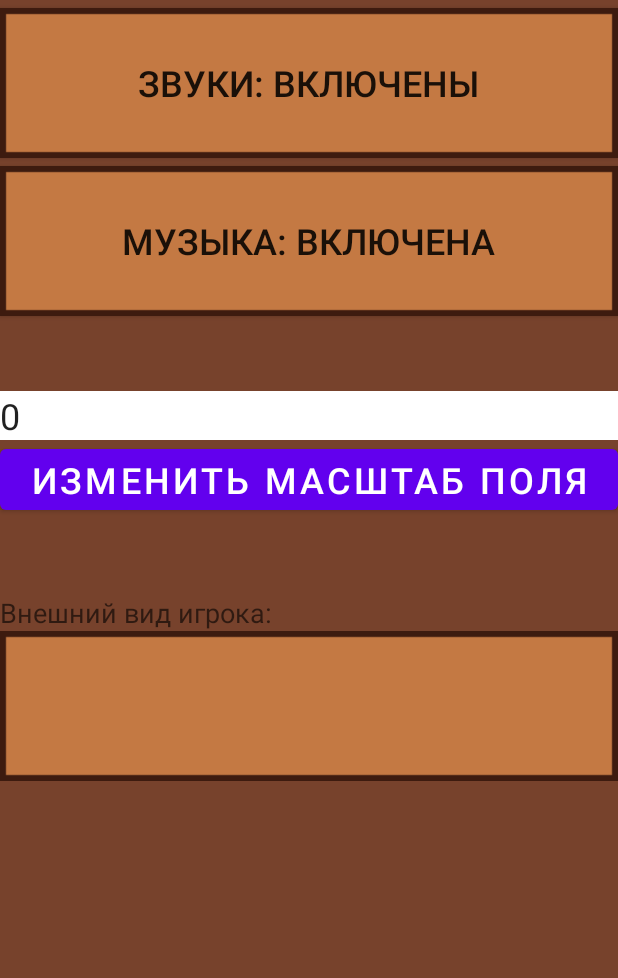
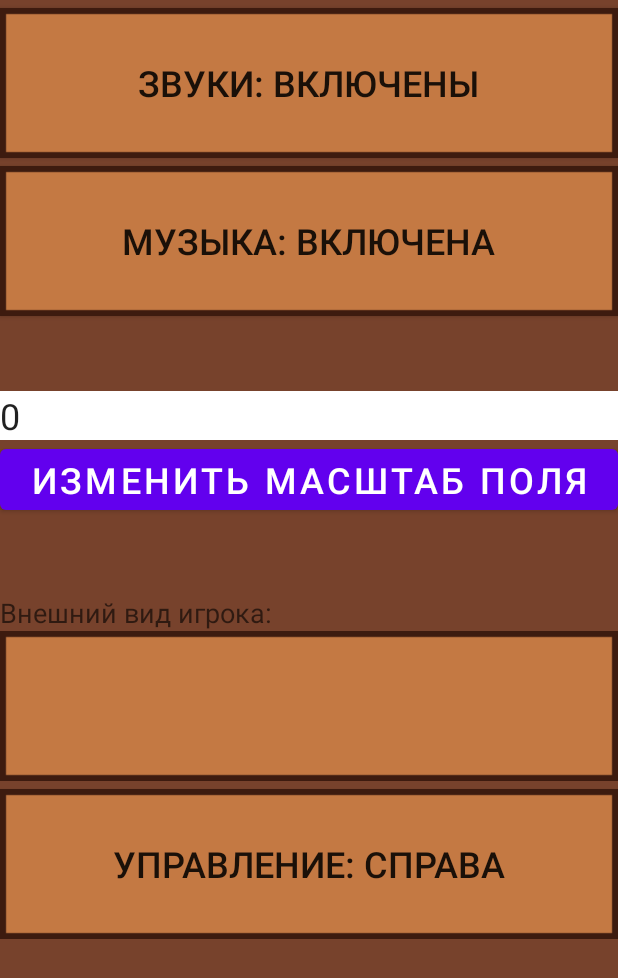
Before and after one commit to Knebergish/Labyrintharium, an Android app: the SettingsActivity screen opened directly, with no data from a screen before it, on a phone screen of 412 x 824 dp. Shown: the top 978 px of the screen. Run offline under Robolectric (Android 15) with nearby library versions, the phone set to English and light mode, and no system bars; 4 statements that could not run were skipped.

Commit message:
В настройки добавлен пункт выбора размещения управления.

```diff
--- a/src/main/java/ru/temon137/labyrintharium/Activities/SettingsActivity.java
+++ b/src/main/java/ru/temon137/labyrintharium/Activities/SettingsActivity.java
@@ -9,7 +9,9 @@ import android.widget.AdapterView;
 import android.widget.ArrayAdapter;
 import android.widget.EditText;
 import android.widget.Spinner;
+import android.widget.ToggleButton;
 
+import ru.temon137.labyrintharium.Controls.Position;
 import ru.temon137.labyrintharium.DataBase.Administratum;
 import ru.temon137.labyrintharium.DataBase.Player;
 import ru.temon137.labyrintharium.R;
@@ -18,6 +20,7 @@ import ru.temon137.labyrintharium.Settings;
 public class SettingsActivity extends AppCompatActivity {
     EditText scaleEditText;
     Spinner skinSpinner;
+    ToggleButton controlPositionToggleButton;
 
     @Override
     protected void onCreate(Bundle savedInstanceState) {
@@ -26,13 +29,18 @@ public class SettingsActivity extends AppCompatActivity {
 
         // перевод приложения в полноэкранный режим
         getWindow().setFlags(WindowManager.LayoutParams.FLAG_FULLSCREEN,
-                WindowManager.LayoutParams.FLAG_FULLSCREEN);
+                             WindowManager.LayoutParams.FLAG_FULLSCREEN);
         setContentView(R.layout.activity_settings);
 
         scaleEditText = (EditText) findViewById(R.id.editText2);
         scaleEditText.setText(Integer.toString(Settings.getCountCellInScreen()));
 
         settingSkinSpinner();
+
+        controlPositionToggleButton = (ToggleButton) findViewById(R.id.toggleButton3);
+        controlPositionToggleButton.setOnCheckedChangeListener(
+                (buttonView, isChecked) -> Settings.setControlPosition(
+                        isChecked ? Position.RIGHT : Position.LEFT));
     }
 
     @Override
@@ -77,4 +85,8 @@ public class SettingsActivity extends AppCompatActivity {
             }
         });
     }
+
+    public void changeControlPosition() {
+
+    }
 }
--- /dev/null
+++ b/src/main/java/ru/temon137/labyrintharium/Controls/Position.java
@@ -0,0 +1,6 @@
+package ru.temon137.labyrintharium.Controls;
+
+public enum Position {
+    LEFT,
+    RIGHT
+}
--- a/src/main/java/ru/temon137/labyrintharium/Controls/StandartController.java
+++ b/src/main/java/ru/temon137/labyrintharium/Controls/StandartController.java
@@ -1,7 +1,6 @@
 package ru.temon137.labyrintharium.Controls;
 
 
-import android.graphics.Bitmap;
 import android.graphics.Canvas;
 import android.graphics.Color;
 import android.graphics.Paint;
@@ -68,7 +67,9 @@ public class StandartController implements IController {
     //=============
 
 
-    public StandartController(Bitmap moveBitmap, Bitmap shotBitmap, Bitmap wallBitmap) {
+    public StandartController(Position position) {
+        leftControl = position == Position.LEFT;
+
         Rect leftRect = new Rect(
                 0,
                 0,
--- a/src/main/res/layout/activity_settings.xml
+++ b/src/main/res/layout/activity_settings.xml
@@ -88,6 +88,18 @@
                 android:spinnerMode="dropdown"
                 android:background="@drawable/button_selector" />
 
+            <ToggleButton
+                android:id="@+id/toggleButton3"
+                android:layout_width="match_parent"
+                android:layout_height="wrap_content"
+                android:layout_marginTop="5dp"
+                android:background="@drawable/button"
+                android:checked="true"
+                android:text="New ToggleButton"
+                android:textOff="Управление: слева"
+                android:textOn="Управление: справа"
+                android:textSize="24sp"/>
+
         </LinearLayout>
     </ScrollView>
 
```
Also changed, not shown: src/main/java/ru/temon137/labyrintharium/Render/ControllerSurfaceView.java (+3 -17 lines), src/main/java/ru/temon137/labyrintharium/Settings.java (+20 -1 lines).
